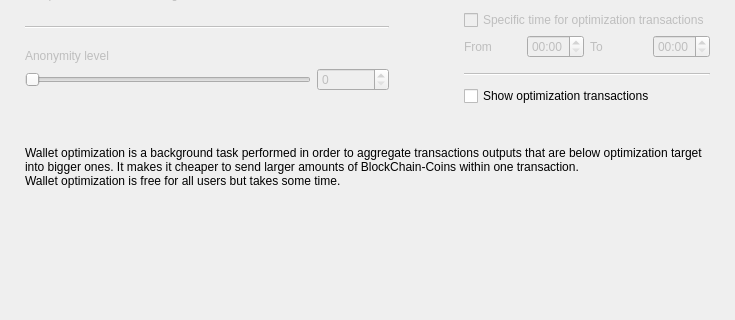
First picture: the form in src/Gui/Options/OptimizationOptionsFrame.ui, repository furiousteam/bloc-wallet-2.0-deprecated, before the edit; both pictures show x 0 to 735 and y 154 to 474 of the 735 by 474 pixel window.
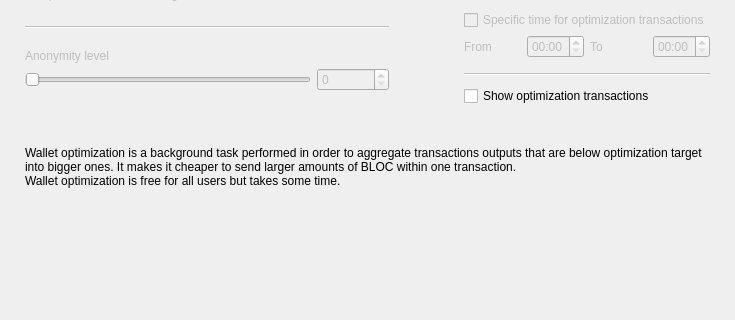
Second picture: the form after the edit. Custom widgets are drawn as their Qt base class.

```diff
--- a/src/Gui/Options/OptimizationOptionsFrame.ui
+++ b/src/Gui/Options/OptimizationOptionsFrame.ui
@@ -470,7 +470,7 @@
    <item>
     <widget class="WalletGui::WalletExtraNormalGrayTextLabel" name="m_helpLabel">
      <property name="text">
-      <string>Wallet optimization is a background task performed in order to aggregate transactions outputs that are below optimization target into bigger ones. It makes it cheaper to send larger amounts of BlockChain-Coins within one transaction.
+      <string>Wallet optimization is a background task performed in order to aggregate transactions outputs that are below optimization target into bigger ones. It makes it cheaper to send larger amounts of BLOC within one transaction.
 Wallet optimization is free for all users but takes some time.</string>
      </property>
      <property name="wordWrap">
```
